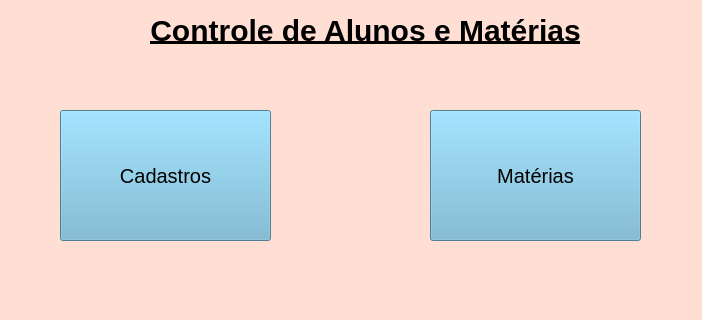
Fernando-maruba/Trabalho-Final-POO, file ProjetoFinal/mainwindow.ui: the form before one commit; both pictures show x 0 to 702 and y 0 to 320 of the 702 by 637 pixel window.
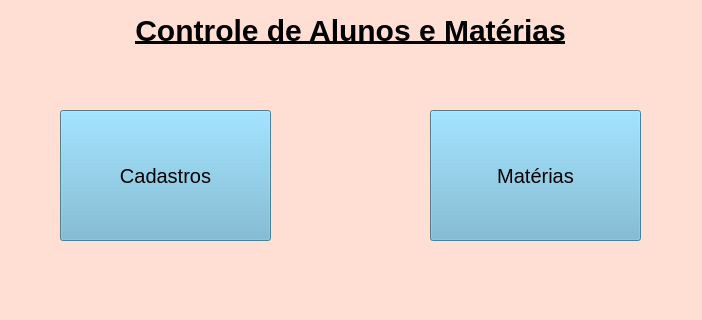
The form after the commit.

```diff
--- a/ProjetoFinal/mainwindow.ui
+++ b/ProjetoFinal/mainwindow.ui
@@ -459,7 +459,7 @@
    <widget class="QLabel" name="label">
     <property name="geometry">
      <rect>
-      <x>90</x>
+      <x>75</x>
       <y>10</y>
       <width>551</width>
       <height>41</height>
```
Left out of the diff: 10 changed lines with no effect on the pictures.
